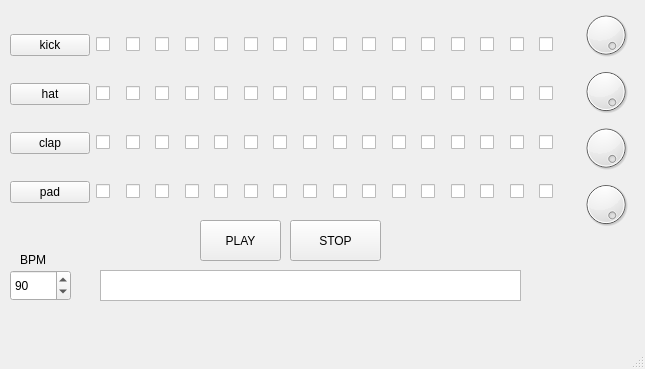
The window that mainwindow.ui (blankoner/SimpleSequencer) describes before a commit, drawn with Qt 5.
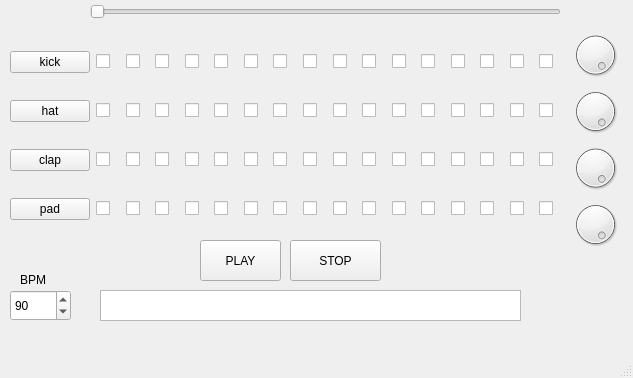
The same window after the commit. Icons and pictures are not drawn.

Commit message: Added simple working position slider, made STOP button work like a pause again

What changed in the file:
```diff
--- a/mainwindow.ui
+++ b/mainwindow.ui
@@ -6,8 +6,8 @@
    <rect>
     <x>0</x>
     <y>0</y>
-    <width>645</width>
-    <height>369</height>
+    <width>633</width>
+    <height>378</height>
    </rect>
   </property>
   <property name="windowTitle">
@@ -27,7 +27,7 @@
     <property name="geometry">
      <rect>
       <x>200</x>
-      <y>220</y>
+      <y>240</y>
       <width>81</width>
       <height>41</height>
      </rect>
@@ -40,7 +40,7 @@
     <property name="geometry">
      <rect>
       <x>290</x>
-      <y>220</y>
+      <y>240</y>
       <width>91</width>
       <height>41</height>
      </rect>
@@ -53,7 +53,7 @@
     <property name="geometry">
      <rect>
       <x>100</x>
-      <y>270</y>
+      <y>290</y>
       <width>421</width>
       <height>31</height>
      </rect>
@@ -63,7 +63,7 @@
     <property name="geometry">
      <rect>
       <x>10</x>
-      <y>270</y>
+      <y>290</y>
       <width>61</width>
       <height>31</height>
      </rect>
@@ -81,9 +81,9 @@
    <widget class="QWidget" name="layoutWidget">
     <property name="geometry">
      <rect>
-      <x>580</x>
-      <y>10</y>
-      <width>52</width>
+      <x>570</x>
+      <y>30</y>
+      <width>51</width>
       <height>220</height>
      </rect>
     </property>
@@ -146,7 +146,7 @@
     <property name="geometry">
      <rect>
       <x>20</x>
-      <y>250</y>
+      <y>270</y>
       <width>66</width>
       <height>19</height>
      </rect>
@@ -155,11 +155,11 @@
      <string>BPM</string>
     </property>
    </widget>
-   <widget class="QWidget" name="">
+   <widget class="QWidget" name="layoutWidget">
     <property name="geometry">
      <rect>
       <x>10</x>
-      <y>13</y>
+      <y>30</y>
       <width>553</width>
       <height>211</height>
      </rect>
@@ -646,6 +646,22 @@
      </item>
     </layout>
    </widget>
+   <widget class="QSlider" name="positionSlider">
+    <property name="geometry">
+     <rect>
+      <x>90</x>
+      <y>0</y>
+      <width>471</width>
+      <height>24</height>
+     </rect>
+    </property>
+    <property name="maximum">
+     <number>15</number>
+    </property>
+    <property name="orientation">
+     <enum>Qt::Horizontal</enum>
+    </property>
+   </widget>
   </widget>
   <widget class="QMenuBar" name="menubar">
    <property name="geometry">
```
Left out of the diff: 2 changed lines with no effect on the pictures. The commit also changes 4 other files.
